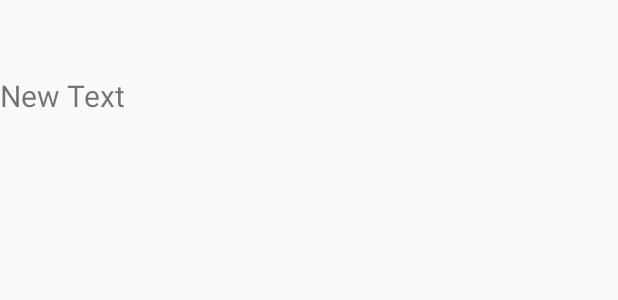
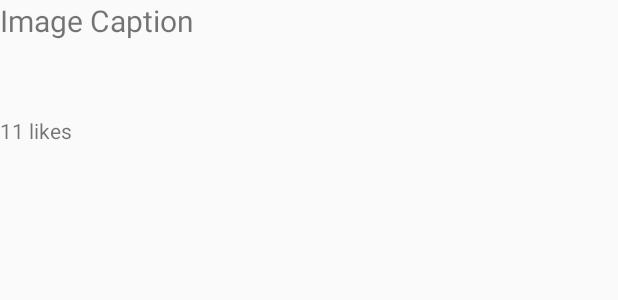
Before and after one commit to scottrichards/AndroidInstagramViewer, an Android app: the layout item_photo.xml on its own in the app's theme, with its tools: preview values and no code run, on a phone screen of 412 x 824 dp. Shown: the top 300 px of the screen. Run offline under Robolectric (Android 15) with nearby library versions, the phone set to English and light mode, and no system bars.

Commit message:
Add Likes Cosmetic changes

```diff
--- a/app/src/main/java/com/bitwyze/instagramviewer/InstagramPhoto.java
+++ b/app/src/main/java/com/bitwyze/instagramviewer/InstagramPhoto.java
@@ -6,6 +6,7 @@ package com.bitwyze.instagramviewer;
 public class InstagramPhoto {
     public String username;
     public String caption;
+    public String likes;
     public String imageUrl;
     public int imageHeight;
     public int likeCount;
--- a/app/src/main/java/com/bitwyze/instagramviewer/InstagramPhotosAdapter.java
+++ b/app/src/main/java/com/bitwyze/instagramviewer/InstagramPhotosAdapter.java
@@ -26,8 +26,10 @@ public class InstagramPhotosAdapter extends ArrayAdapter<InstagramPhoto> {
         if (convertView == null) {
             convertView = LayoutInflater.from(getContext()).inflate(R.layout.item_photo, parent, false);
         }
-        TextView tvCaption = (TextView)convertView.findViewById(R.id.textView);
+        TextView tvCaption = (TextView)convertView.findViewById(R.id.caption);
         ImageView ivPhoto = (ImageView)convertView.findViewById(R.id.imageView);
+        TextView tvLikes = (TextView)convertView.findViewById(R.id.likes);
+        tvLikes.setText(photo.likes);
         tvCaption.setText(photo.caption);
         ivPhoto.setImageResource(0);
         Picasso.with(getContext()).load(photo.imageUrl).into(ivPhoto);
--- a/app/src/main/java/com/bitwyze/instagramviewer/MainActivity.java
+++ b/app/src/main/java/com/bitwyze/instagramviewer/MainActivity.java
@@ -87,6 +87,7 @@ public class MainActivity extends AppCompatActivity {
                                 InstagramPhoto photo = new InstagramPhoto();
                                 photo.username = photoJSON.getJSONObject("user").getString("username");
                                 photo.caption = photoJSON.getJSONObject("caption").getString("text");
+                                photo.likes = photoJSON.getJSONObject("likes").getString("count");
                                 photo.imageUrl = photoJSON.getJSONObject("images").getJSONObject("standard_resolution").getString("url");
                                 photo.imageHeight = photoJSON.getJSONObject("images").getJSONObject("standard_resolution").getInt("height");
                                 photos.add(photo);
--- a/app/src/main/res/layout/item_photo.xml
+++ b/app/src/main/res/layout/item_photo.xml
@@ -3,27 +3,48 @@
                 android:layout_width="match_parent"
                 android:layout_height="match_parent">
 
-    <ImageView
-        android:layout_width="wrap_content"
-        android:layout_height="wrap_content"
-        android:id="@+id/imageView"
-        android:layout_alignParentTop="true"
-        android:layout_alignParentLeft="true"
-        android:layout_alignParentStart="true"
-        android:adjustViewBounds="true"
-        android:scaleType="fitXY"
-        android:minHeight="50dp"/>
 
     <TextView
         android:layout_width="wrap_content"
         android:layout_height="wrap_content"
-        android:text="New Text"
-        android:id="@+id/textView"
-        android:layout_below="@+id/imageView"
+        android:text="Image Caption"
+        android:id="@+id/caption"
+        android:layout_alignParentTop="true"
         android:layout_alignParentLeft="true"
         android:layout_alignParentStart="true"
         android:textSize="20dp"
         android:maxLines="3"
         android:ellipsize="end"/>
 
+    <ImageView
+        android:layout_width="wrap_content"
+        android:layout_height="wrap_content"
+        android:id="@+id/imageView"
+        android:layout_alignParentLeft="true"
+        android:layout_alignParentStart="true"
+        android:adjustViewBounds="true"
+        android:scaleType="fitXY"
+        android:minHeight="50dp"
+        android:layout_below="@+id/caption"
+        />
+
+
+    <TextView
+        android:layout_width="wrap_content"
+        android:layout_height="wrap_content"
+        android:textAppearance="?android:attr/textAppearanceSmall"
+        android:text="11"
+        android:id="@+id/likes"
+        android:layout_below="@+id/imageView"
+        android:layout_alignParentLeft="true"
+     />
+
+    <TextView
+        android:layout_width="wrap_content"
+        android:layout_height="wrap_content"
+        android:textAppearance="?android:attr/textAppearanceSmall"
+        android:text=" likes"
+        android:id="@+id/textView2"
+        android:layout_below="@+id/imageView"
+        android:layout_toRightOf="@id/likes" />
 </RelativeLayout>
```
Also changed, not shown: 1 other file.
